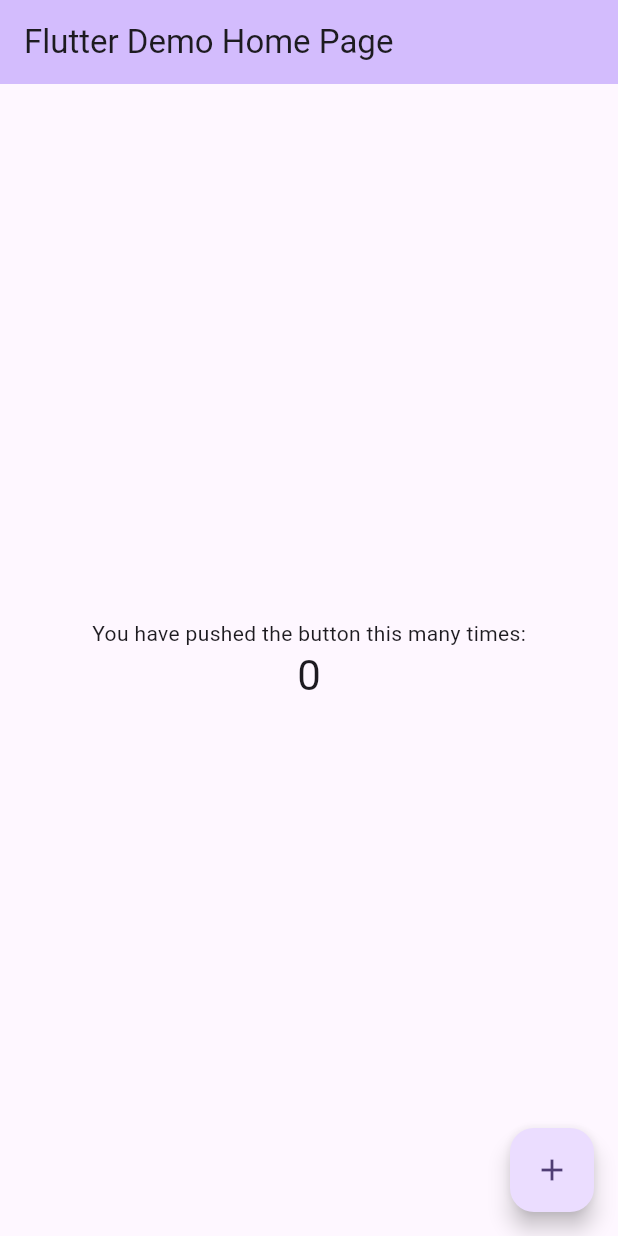
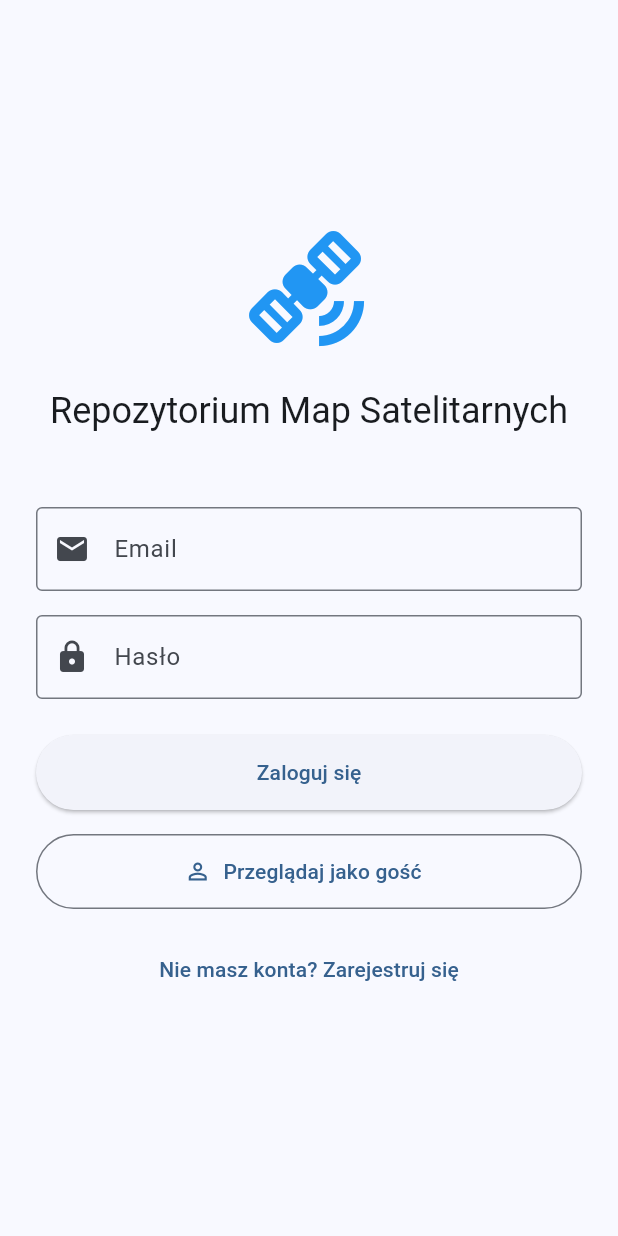
Before and after one commit to dawidgenderka1/MapySatelitarne, a Flutter app: the screen it shows after launch, on a phone screen of 412 x 824 dp. Run offline on Flutter 3.47's test engine with Material 3 defaults, Android fonts, the phone set to English and light mode, and no system bars; our stand-ins replace cloud_firestore, firebase_auth, firebase_core, firebase_storage, flutter_riverpod, go_router; accounts and stored records are empty; generated files the repository leaves out were written again.

Commit message:
Bugfixy, nawigacja i podstawowe UI

```diff
--- /dev/null
+++ b/lib/core/router/app_router.dart
@@ -0,0 +1,25 @@
+import 'package:go_router/go_router.dart';
+import '../../screens/auth/login_screen.dart';
+import '../../screens/auth/register_screen.dart';
+import '../../screens/maps/maps_list_screen.dart';
+
+final appRouter = GoRouter(
+  initialLocation: '/login',
+  routes: [
+    GoRoute(
+      path: '/login',
+      name: 'login',
+      builder: (context, state) => const LoginScreen(),
+    ),
+    GoRoute(
+      path: '/register',
+      name: 'register',
+      builder: (context, state) => const RegisterScreen(),
+    ),
+    GoRoute(
+      path: '/maps',
+      name: 'maps',
+      builder: (context, state) => const MapsListScreen(),
+    ),
+  ],
+);
--- a/lib/main.dart
+++ b/lib/main.dart
@@ -1,122 +1,30 @@
 import 'package:flutter/material.dart';
+import 'package:flutter_riverpod/flutter_riverpod.dart';
+import 'package:firebase_core/firebase_core.dart';
+import 'firebase_options.dart';
+import 'core/router/app_router.dart';
 
-void main() {
-  runApp(const MyApp());
+void main() async {
+  WidgetsFlutterBinding.ensureInitialized();
+
+  await Firebase.initializeApp(options: DefaultFirebaseOptions.currentPlatform);
+
+  runApp(const ProviderScope(child: MyApp()));
 }
 
 class MyApp extends StatelessWidget {
   const MyApp({super.key});
 
-  // This widget is the root of your application.
   @override
   Widget build(BuildContext context) {
-    return MaterialApp(
-      title: 'Flutter Demo',
+    return MaterialApp.router(
+      title: 'Satellite Maps Repository',
+      debugShowCheckedModeBanner: false,
       theme: ThemeData(
-        // This is the theme of your application.
-        //
-        // TRY THIS: Try running your application with "flutter run". You'll see
-        // the application has a purple toolbar. Then, without quitting the app,
-        // try changing the seedColor in the colorScheme below to Colors.green
-        // and then invoke "hot reload" (save your changes or press the "hot
-        // reload" button in a Flutter-supported IDE, or press "r" if you used
-        // the command line to start the app).
-        //
-        // Notice that the counter didn't reset back to zero; the application
-        // state is not lost during the reload. To reset the state, use hot
-        // restart instead.
-        //
-        // This works for code too, not just values: Most code changes can be
-        // tested with just a hot reload.
-        colorScheme: .fromSeed(seedColor: Colors.deepPurple),
+        colorScheme: ColorScheme.fromSeed(seedColor: Colors.blue),
+        useMaterial3: true,
       ),
-      home: const MyHomePage(title: 'Flutter Demo Home Page'),
+      routerConfig: appRouter,
     );
   }
 }
-
-class MyHomePage extends StatefulWidget {
-  const MyHomePage({super.key, required this.title});
-
-  // This widget is the home page of your application. It is stateful, meaning
-  // that it has a State object (defined below) that contains fields that affect
-  // how it looks.
-
-  // This class is the configuration for the state. It holds the values (in this
-  // case the title) provided by the parent (in this case the App widget) and
-  // used by the build method of the State. Fields in a Widget subclass are
-  // always marked "final".
-
-  final String title;
-
-  @override
-  State<MyHomePage> createState() => _MyHomePageState();
-}
-
-class _MyHomePageState extends State<MyHomePage> {
-  int _counter = 0;
-
-  void _incrementCounter() {
-    setState(() {
-      // This call to setState tells the Flutter framework that something has
-      // changed in this State, which causes it to rerun the build method below
-      // so that the display can reflect the updated values. If we changed
-      // _counter without calling setState(), then the build method would not be
-      // called again, and so nothing would appear to happen.
-      _counter++;
-    });
-  }
-
-  @override
-  Widget build(BuildContext context) {
-    // This method is rerun every time setState is called, for instance as done
-    // by the _incrementCounter method above.
-    //
-    // The Flutter framework has been optimized to make rerunning build methods
-    // fast, so that you can just rebuild anything that needs updating rather
-    // than having to individually change instances of widgets.
-    return Scaffold(
-      appBar: AppBar(
-        // TRY THIS: Try changing the color here to a specific color (to
-        // Colors.amber, perhaps?) and trigger a hot reload to see the AppBar
-        // change color while the other colors stay the same.
-        backgroundColor: Theme.of(context).colorScheme.inversePrimary,
-        // Here we take the value from the MyHomePage object that was created by
-        // the App.build method, and use it to set our appbar title.
-        title: Text(widget.title),
-      ),
-      body: Center(
-        // Center is a layout widget. It takes a single child and positions it
-        // in the middle of the parent.
-        child: Column(
-          // Column is also a layout widget. It takes a list of children and
-          // arranges them vertically. By default, it sizes itself to fit its
-          // children horizontally, and tries to be as tall as its parent.
-          //
-          // Column has various properties to control how it sizes itself and
-          // how it positions its children. Here we use mainAxisAlignment to
-          // center the children vertically; the main axis here is the vertical
-          // axis because Columns are vertical (the cross axis would be
-          // horizontal).
-          //
-          // TRY THIS: Invoke "debug painting" (choose the "Toggle Debug Paint"
-          // action in the IDE, or press "p" in the console), to see the
-          // wireframe for each widget.
-          mainAxisAlignment: .center,
-          children: [
-            const Text('You have pushed the button this many times:'),
-            Text(
-              '$_counter',
-              style: Theme.of(context).textTheme.headlineMedium,
-            ),
-          ],
-        ),
-      ),
-      floatingActionButton: FloatingActionButton(
-        onPressed: _incrementCounter,
-        tooltip: 'Increment',
-        child: const Icon(Icons.add),
-      ),
-    );
-  }
-}
--- a/lib/providers/auth_provider.dart
+++ b/lib/providers/auth_provider.dart
@@ -24,6 +24,6 @@ final currentUserDataProvider = FutureProvider<UserModel?>((ref) async {
       return null;
     },
     loading: () => null,
-    error: (_, __) => null,
+    error: (error, stack) => null,
   );
 });
--- a/lib/screens/auth/login_screen.dart
+++ b/lib/screens/auth/login_screen.dart
@@ -0,0 +1,159 @@
+import 'package:flutter/material.dart';
+import 'package:flutter_riverpod/flutter_riverpod.dart';
+import 'package:go_router/go_router.dart';
+import '../../providers/auth_provider.dart';
+
+class LoginScreen extends ConsumerStatefulWidget {
+  const LoginScreen({super.key});
+
+  @override
+  ConsumerState<LoginScreen> createState() => _LoginScreenState();
+}
+
+class _LoginScreenState extends ConsumerState<LoginScreen> {
+  final _formKey = GlobalKey<FormState>();
+  final _emailController = TextEditingController();
+  final _passwordController = TextEditingController();
+  bool _isLoading = false;
+
+  Future<void> _signIn() async {
+    if (!_formKey.currentState!.validate()) return;
+
+    setState(() => _isLoading = true);
+
+    try {
+      await ref.read(authServiceProvider).signInWithEmailPassword(
+            _emailController.text.trim(),
+            _passwordController.text,
+          );
+      if (mounted) {
+        context.go('/maps');
+      }
+    } catch (e) {
+      if (mounted) {
+        ScaffoldMessenger.of(context).showSnackBar(
+          SnackBar(content: Text('Błąd logowania: $e')),
+        );
+      }
+    } finally {
+      if (mounted) setState(() => _isLoading = false);
+    }
+  }
+
+  Future<void> _signInAnonymously() async {
+    setState(() => _isLoading = true);
+
+    try {
+      await ref.read(authServiceProvider).signInAnonymously();
+      if (mounted) {
+        context.go('/maps');
+      }
+    } catch (e) {
+      if (mounted) {
+        ScaffoldMessenger.of(context).showSnackBar(
+          SnackBar(content: Text('Błąd logowania anonimowego: $e')),
+        );
+      }
+    } finally {
+      if (mounted) setState(() => _isLoading = false);
+    }
+  }
+
+  @override
+  Widget build(BuildContext context) {
+    return Scaffold(
+      body: SafeArea(
+        child: Center(
+          child: SingleChildScrollView(
+            padding: const EdgeInsets.all(24.0),
+            child: Form(
+              key: _formKey,
+              child: Column(
+                mainAxisAlignment: MainAxisAlignment.center,
+                crossAxisAlignment: CrossAxisAlignment.stretch,
+                children: [
+                  const Icon(
+                    Icons.satellite_alt,
+                    size: 80,
+                    color: Colors.blue,
+                  ),
+                  const SizedBox(height: 24),
+                  Text(
+                    'Repozytorium Map Satelitarnych',
+                    style: Theme.of(context).textTheme.headlineSmall,
+                    textAlign: TextAlign.center,
+                  ),
+                  const SizedBox(height: 48),
+                  TextFormField(
+                    controller: _emailController,
+                    decoration: const InputDecoration(
+                      labelText: 'Email',
+                      border: OutlineInputBorder(),
+                      prefixIcon: Icon(Icons.email),
+                    ),
+                    keyboardType: TextInputType.emailAddress,
+                    validator: (value) {
+                      if (value == null || value.isEmpty) {
+                        return 'Wprowadź email';
+                      }
+                      return null;
+                    },
+                  ),
+                  const SizedBox(height: 16),
+                  TextFormField(
+                    controller: _passwordController,
+                    decoration: const InputDecoration(
+                      labelText: 'Hasło',
+                      border: OutlineInputBorder(),
+                      prefixIcon: Icon(Icons.lock),
+                    ),
+                    obscureText: true,
+                    validator: (value) {
+                      if (value == null || value.isEmpty) {
+                        return 'Wprowadź hasło';
+                      }
+                      return null;
+                    },
+                  ),
+                  const SizedBox(height: 24),
+                  SizedBox(
+                    height: 50,
+                    child: ElevatedButton(
+                      onPressed: _isLoading ? null : _signIn,
+                      child: _isLoading
+                          ? const CircularProgressIndicator()
+                          : const Text('Zaloguj się'),
+                    ),
+                  ),
+                  const SizedBox(height: 16),
+                  SizedBox(
+                    height: 50,
+                    child: OutlinedButton.icon(
+                      onPressed: _isLoading ? null : _signInAnonymously,
+                      icon: const Icon(Icons.person_outline),
+                      label: const Text('Przeglądaj jako gość'),
+                    ),
+                  ),
+                  const SizedBox(height: 16),
+                  TextButton(
+                    onPressed: () {
+                      context.go('/register');
+                    },
+                    child: const Text('Nie masz konta? Zarejestruj się'),
+                  ),
+                ],
+              ),
+            ),
+          ),
+        ),
+      ),
+    );
+  }
+
+  @override
+  void dispose() {
+    _emailController.dispose();
+    _passwordController.dispose();
+    super.dispose();
+  }
+}
--- a/pubspec.yaml
+++ b/pubspec.yaml
@@ -50,6 +50,7 @@ dependencies:
 
   intl: ^0.18.1
   uuid: ^4.2.2
+  path: ^1.9.0
   path_provider: ^2.1.1
 
   # The following adds the Cupertino Icons font to your application.
```
Also changed, not shown: lib/screens/auth/register_screen.dart (+136 -0 lines), lib/screens/maps/maps_list_screen.dart (+109 -0 lines), pubspec.lock.
